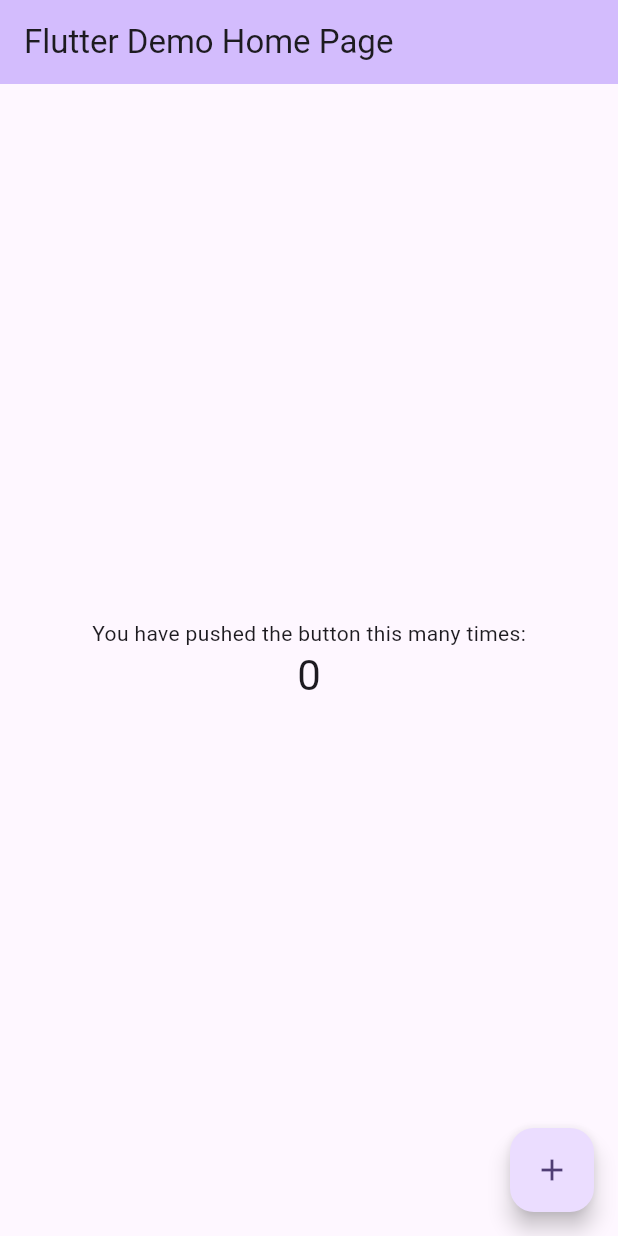
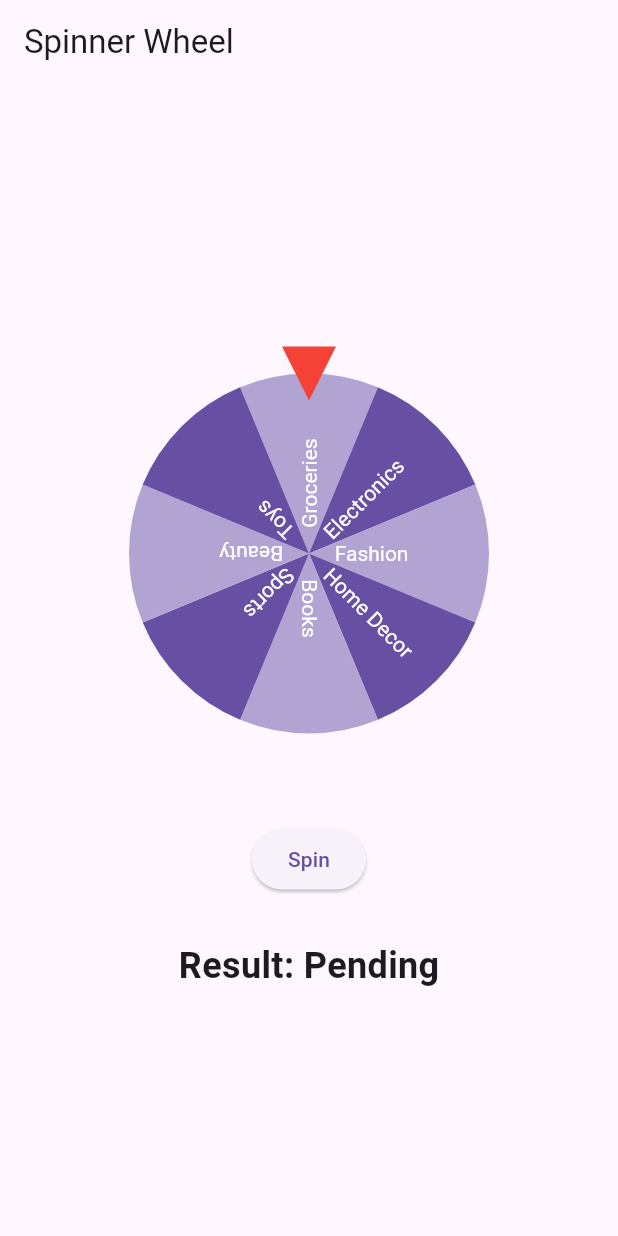
Before and after one commit to could-ai/019a0a30-760e-7332-b4ca-a780092d6d71, a Flutter app: the screen it shows after launch, on a phone screen of 412 x 824 dp. Run offline on Flutter 3.47's test engine with Material 3 defaults, Android fonts, the phone set to English and light mode, and no system bars; drawn by our look-alikes of flutter_fortune_wheel.

Commit message:
`flutter_fortune_wheel` package ko shamil karne ke liye `pubspec.yaml` file ko update kiya gaya hai. Yeh package spinner wheel ki functionality ko implement karne ke liye zaroori hai, taake arrow aur result hamesha aapas mein aapas mein match karein.; Default counter app code ko spinner wheel implementation se tabdeel kar diya gaya hai. Yeh code `flutter_fortune_wheel` package ka istemal karta hai taake ek functional spinner wheel banaya ja sake. `onFlingEnd` callback yeh yakeeni banata hai ke jab wheel rukta hai, to arrow jis item per hota hai, wohi result ke tor per dikhaya jata hai, is tarah aapke masle ko hal kiya gaya hai.

```diff
--- a/usr/lib/main.dart
+++ b/usr/lib/main.dart
@@ -1,4 +1,8 @@
+import 'dart:async';
+import 'dart:math';
+
 import 'package:flutter/material.dart';
+import 'package:flutter_fortune_wheel/flutter_fortune_wheel.dart';
 
 void main() {
   runApp(const MyApp());
@@ -7,114 +11,98 @@ void main() {
 class MyApp extends StatelessWidget {
   const MyApp({super.key});
 
-  // This widget is the root of your application.
   @override
   Widget build(BuildContext context) {
     return MaterialApp(
-      title: 'Flutter Demo',
+      title: 'Spinner Wheel',
       debugShowCheckedModeBanner: false,
       theme: ThemeData(
-        // This is the theme of your application.
-        //
-        // TRY THIS: Try running your application with "flutter run". You'll see
-        // the application has a purple toolbar. Then, without quitting the app,
-        // try changing the seedColor in the colorScheme below to Colors.green
-        // and then invoke "hot reload" (save your changes or press the "hot
-        // reload" button in a Flutter-supported IDE, or press "r" if you used
-        // the command line to start the app).
-        //
-        // Notice that the counter didn't reset back to zero; the application
-        // state is not lost during the reload. To reset the state, use hot
-        // restart instead.
-        //
-        // This works for code too, not just values: Most code changes can be
-        // tested with just a hot reload.
-        colorScheme: ColorScheme.fromSeed(seedColor: Colors.deepPurple),
+        primarySwatch: Colors.blue,
       ),
-      home: const MyHomePage(title: 'Flutter Demo Home Page'),
+      home: const SpinnerPage(),
     );
   }
 }
 
-class MyHomePage extends StatefulWidget {
-  const MyHomePage({super.key, required this.title});
-
-  // This widget is the home page of your application. It is stateful, meaning
-  // that it has a State object (defined below) that contains fields that affect
-  // how it looks.
-
-  // This class is the configuration for the state. It holds the values (in this
-  // case the title) provided by the parent (in this case the App widget) and
-  // used by the build method of the State. Fields in a Widget subclass are
-  // always marked "final".
-
-  final String title;
+class SpinnerPage extends StatefulWidget {
+  const SpinnerPage({super.key});
 
   @override
-  State<MyHomePage> createState() => _MyHomePageState();
+  State<SpinnerPage> createState() => _SpinnerPageState();
 }
 
-class _MyHomePageState extends State<MyHomePage> {
-  int _counter = 0;
+class _SpinnerPageState extends State<SpinnerPage> {
+  final StreamController<int> _selected = StreamController<int>();
+  String _result = "Pending";
+  final List<String> _items = [
+    'Groceries',
+    'Electronics',
+    'Fashion',
+    'Home Decor',
+    'Books',
+    'Sports',
+    'Beauty',
+    'Toys',
+  ];
 
-  void _incrementCounter() {
-    setState(() {
-      // This call to setState tells the Flutter framework that something has
-      // changed in this State, which causes it to rerun the build method below
-      // so that the display can reflect the updated values. If we changed
-      // _counter without calling setState(), then the build method would not be
-      // called again, and so nothing would appear to happen.
-      _counter++;
-    });
+  @override
+  void dispose() {
+    _selected.close();
+    super.dispose();
+  }
+
+  void _spinWheel() {
+    final random = Random();
+    final selectedIndex = random.nextInt(_items.length);
+    _selected.add(selectedIndex);
   }
 
   @override
   Widget build(BuildContext context) {
-    // This method is rerun every time setState is called, for instance as done
-    // by the _incrementCounter method above.
-    //
-    // The Flutter framework has been optimized to make rerunning build methods
-    // fast, so that you can just rebuild anything that needs updating rather
-    // than having to individually change instances of widgets.
     return Scaffold(
       appBar: AppBar(
-        // TRY THIS: Try changing the color here to a specific color (to
-        // Colors.amber, perhaps?) and trigger a hot reload to see the AppBar
-        // change color while the other colors stay the same.
-        backgroundColor: Theme.of(context).colorScheme.inversePrimary,
-        // Here we take the value from the MyHomePage object that was created by
-        // the App.build method, and use it to set our appbar title.
-        title: Text(widget.title),
+        title: const Text('Spinner Wheel'),
       ),
       body: Center(
-        // Center is a layout widget. It takes a single child and positions it
-        // in the middle of the parent.
         child: Column(
-          // Column is also a layout widget. It takes a list of children and
-          // arranges them vertically. By default, it sizes itself to fit its
-          // children horizontally, and tries to be as tall as its parent.
-          //
-          // Column has various properties to control how it sizes itself and
-          // how it positions its children. Here we use mainAxisAlignment to
-          // center the children vertically; the main axis here is the vertical
-          // axis because Columns are vertical (the cross axis would be
-          // horizontal).
-          //
-          // TRY THIS: Invoke "debug painting" (choose the "Toggle Debug Paint"
-          // action in the IDE, or press "p" in the console), to see the
-          // wireframe for each widget.
           mainAxisAlignment: MainAxisAlignment.center,
-          children: <Widget>[
-            const Text('You have pushed the button this many times:'),
-            Text('$_counter', style: Theme.of(context).textTheme.headlineMedium),
+          children: [
+            SizedBox(
+              height: 300,
+              child: FortuneWheel(
+                selected: _selected.stream,
+                animateFirst: false,
+                items: [
+                  for (var it in _items) FortuneItem(child: Text(it)),
+                ],
+                onFlingEnd: (selectedIndex) {
+                  setState(() {
+                    _result = _items[selectedIndex];
+                  });
+                },
+                indicators: const <FortuneIndicator>[
+                  FortuneIndicator(
+                    alignment: Alignment.topCenter,
+                    child: TriangleIndicator(
+                      color: Colors.red,
+                    ),
+                  ),
+                ],
+              ),
+            ),
+            const SizedBox(height: 30),
+            ElevatedButton(
+              onPressed: _spinWheel,
+              child: const Text('Spin'),
+            ),
+            const SizedBox(height: 30),
+            Text(
+              'Result: $_result',
+              style: const TextStyle(fontSize: 24, fontWeight: FontWeight.bold),
+            ),
           ],
         ),
       ),
-      floatingActionButton: FloatingActionButton(
-        onPressed: _incrementCounter,
-        tooltip: 'Increment',
-        child: const Icon(Icons.add),
-      ), // This trailing comma makes auto-formatting nicer for build methods.
     );
   }
 }
--- a/usr/pubspec.yaml
+++ b/usr/pubspec.yaml
@@ -34,6 +34,7 @@ dependencies:
   # The following adds the Cupertino Icons font to your application.
   # Use with the CupertinoIcons class for iOS style icons.
   cupertino_icons: ^1.0.8
+  flutter_fortune_wheel: ^1.3.0
 
 dev_dependencies:
   flutter_test:
```
